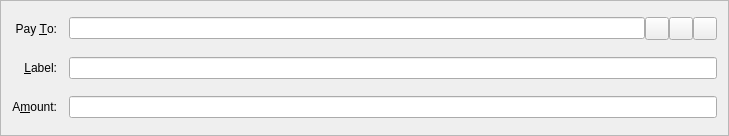
cadkas/referencelinecoin, file src/qt/forms/sendcoinsentry.ui: the form before one commit.
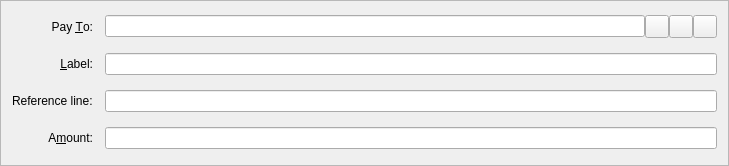
The form after the commit. Icons and pictures are not drawn. Custom widgets are drawn as their Qt base class.

Commit message: It works! You can use reference lines in this release.

The edit to the form file:
```diff
--- a/src/qt/forms/sendcoinsentry.ui
+++ b/src/qt/forms/sendcoinsentry.ui
@@ -7,7 +7,7 @@
     <x>0</x>
     <y>0</y>
     <width>729</width>
-    <height>136</height>
+    <height>166</height>
    </rect>
   </property>
   <property name="windowTitle">
@@ -23,7 +23,7 @@
    <property name="spacing">
     <number>12</number>
    </property>
-   <item row="5" column="0">
+   <item row="6" column="0">
     <widget class="QLabel" name="label">
      <property name="text">
       <string>A&amp;mount:</string>
@@ -49,7 +49,7 @@
      </property>
     </widget>
    </item>
-   <item row="5" column="1">
+   <item row="6" column="2">
     <widget class="BitcoinAmountField" name="payAmount"/>
    </item>
    <item row="4" column="0">
@@ -65,7 +65,7 @@
      </property>
     </widget>
    </item>
-   <item row="3" column="1">
+   <item row="3" column="2">
     <layout class="QHBoxLayout" name="payToLayout">
      <property name="spacing">
       <number>0</number>
@@ -130,13 +130,23 @@
      </item>
     </layout>
    </item>
-   <item row="4" column="1">
+   <item row="4" column="2">
     <widget class="QValidatedLineEdit" name="addAsLabel">
      <property name="toolTip">
       <string>Enter a label for this address to add it to your address book</string>
      </property>
     </widget>
    </item>
+   <item row="5" column="2">
+    <widget class="QLineEdit" name="referencelineEdit"/>
+   </item>
+   <item row="5" column="0">
+    <widget class="QLabel" name="label_3">
+     <property name="text">
+      <string>Reference line:</string>
+     </property>
+    </widget>
+   </item>
   </layout>
  </widget>
  <customwidgets>
```
The commit also changes 21 other files.
